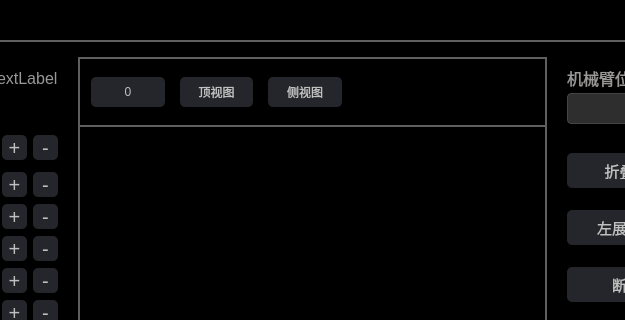
This is surgical-robot-software-2-0/armcontrolwidget.ui in Z-Hd/Lingxi-Spine-care-Visual-Interactive-Software-Prototype as Qt 5 draws it before an edit; both pictures show x 327 to 952 and y 0 to 320 of the 1374 by 695 pixel window. The edited form follows.
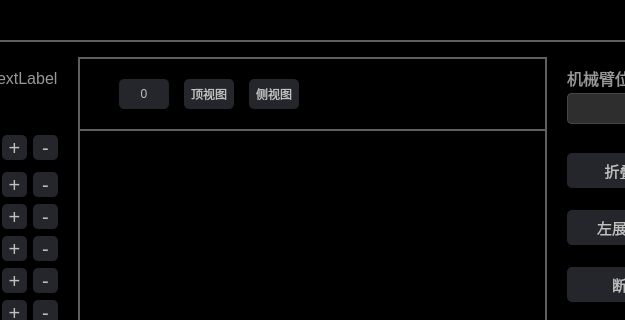
This is the edited form. Icons and pictures are not drawn.

Diff of the .ui file:
```diff
--- a/surgical-robot-software-2-0/armcontrolwidget.ui
+++ b/surgical-robot-software-2-0/armcontrolwidget.ui
@@ -936,12 +936,21 @@
               <property name="styleSheet">
                <string notr="true">background-color:rgb(0, 0, 0);</string>
               </property>
-              <layout class="QHBoxLayout" name="horizontalLayout_4" stretch="2,1">
+              <layout class="QHBoxLayout" name="horizontalLayout_4" stretch="1,2,1">
                <property name="spacing">
                 <number>50</number>
                </property>
                <property name="leftMargin">
-                <number>2</number>
+                <number>30</number>
+               </property>
+               <property name="topMargin">
+                <number>0</number>
+               </property>
+               <property name="rightMargin">
+                <number>80</number>
+               </property>
+               <property name="bottomMargin">
+                <number>0</number>
                </property>
                <item>
                 <widget class="QWidget" name="widget" native="true">
@@ -951,6 +960,12 @@
                   </property>
                   <item>
                    <widget class="QPushButton" name="pushButton">
+                    <property name="sizePolicy">
+                     <sizepolicy hsizetype="Fixed" vsizetype="Fixed">
+                      <horstretch>0</horstretch>
+                      <verstretch>0</verstretch>
+                     </sizepolicy>
+                    </property>
                     <property name="styleSheet">
                      <string notr="true">QPushButton {
 background-color: rgb(37, 38, 43);
@@ -974,6 +989,12 @@
                   </item>
                   <item>
                    <widget class="QPushButton" name="pushButton_2">
+                    <property name="sizePolicy">
+                     <sizepolicy hsizetype="Fixed" vsizetype="Fixed">
+                      <horstretch>0</horstretch>
+                      <verstretch>0</verstretch>
+                     </sizepolicy>
+                    </property>
                     <property name="styleSheet">
                      <string notr="true">QPushButton {
 background-color: rgb(37, 38, 43);
@@ -997,6 +1018,12 @@
                   </item>
                   <item>
                    <widget class="QPushButton" name="pushButton_3">
+                    <property name="sizePolicy">
+                     <sizepolicy hsizetype="Fixed" vsizetype="Fixed">
+                      <horstretch>0</horstretch>
+                      <verstretch>0</verstretch>
+                     </sizepolicy>
+                    </property>
                     <property name="styleSheet">
                      <string notr="true">QPushButton {
 background-color: rgb(37, 38, 43);
@@ -1022,7 +1049,33 @@
                 </widget>
                </item>
                <item>
-                <widget class="QWidget" name="widget_2" native="true"/>
+                <spacer name="horizontalSpacer_3">
+                 <property name="orientation">
+                  <enum>Qt::Horizontal</enum>
+                 </property>
+                 <property name="sizeHint" stdset="0">
+                  <size>
+                   <width>40</width>
+                   <height>20</height>
+                  </size>
+                 </property>
+                </spacer>
+               </item>
+               <item>
+                <widget class="QWidget" name="directionPadPlaceholder" native="true">
+                 <property name="sizePolicy">
+                  <sizepolicy hsizetype="Fixed" vsizetype="Fixed">
+                   <horstretch>200</horstretch>
+                   <verstretch>200</verstretch>
+                  </sizepolicy>
+                 </property>
+                 <property name="minimumSize">
+                  <size>
+                   <width>70</width>
+                   <height>70</height>
+                  </size>
+                 </property>
+                </widget>
                </item>
               </layout>
              </widget>
```
